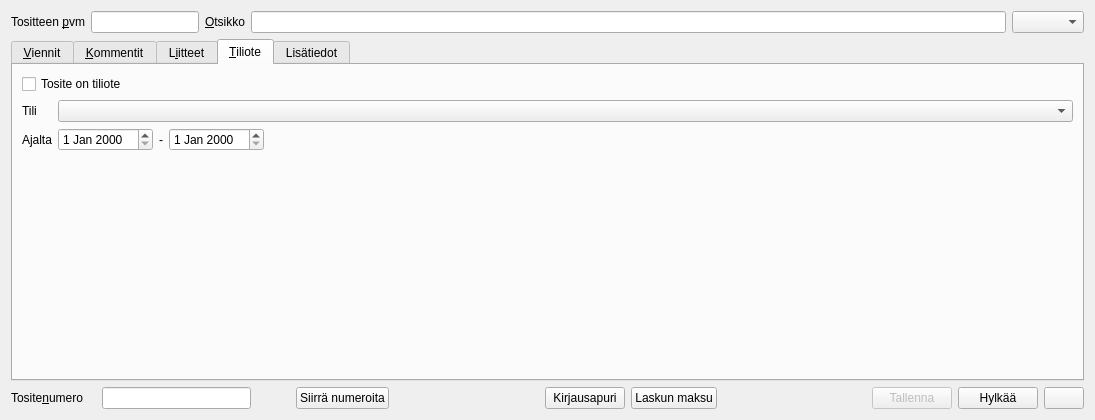
Above: kitupiikki/kirjaus/kirjaus.ui from artoh/kitupiikki before the change. Below: the same form after it.
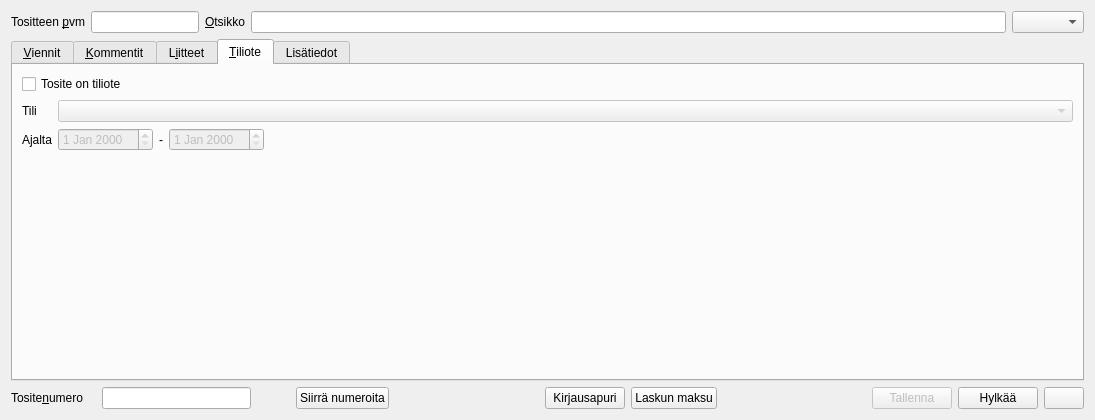
That is the form after the change. The open tabs and pages were chosen to show the change. Icons and pictures are not drawn. Custom widgets are drawn as their Qt base class.

Commit message: Kirjauksen tabit enumilla

Diff of the .ui file:
```diff
--- a/kitupiikki/kirjaus/kirjaus.ui
+++ b/kitupiikki/kirjaus/kirjaus.ui
@@ -255,7 +255,11 @@
         </widget>
        </item>
        <item row="1" column="1">
-        <widget class="QComboBox" name="tiliotetiliCombo"/>
+        <widget class="QComboBox" name="tiliotetiliCombo">
+         <property name="enabled">
+          <bool>false</bool>
+         </property>
+        </widget>
        </item>
        <item row="2" column="0">
         <widget class="QLabel" name="label_4">
@@ -270,7 +274,11 @@
        <item row="2" column="1">
         <layout class="QHBoxLayout" name="horizontalLayout_5">
          <item>
-          <widget class="QDateEdit" name="tiliotealkaenEdit"/>
+          <widget class="QDateEdit" name="tiliotealkaenEdit">
+           <property name="enabled">
+            <bool>false</bool>
+           </property>
+          </widget>
          </item>
          <item>
           <widget class="QLabel" name="label_5">
@@ -283,7 +291,11 @@
           </widget>
          </item>
          <item>
-          <widget class="QDateEdit" name="tilioteloppuenEdit"/>
+          <widget class="QDateEdit" name="tilioteloppuenEdit">
+           <property name="enabled">
+            <bool>false</bool>
+           </property>
+          </widget>
          </item>
          <item>
           <spacer name="horizontalSpacer_3">
```
The commit also changes 2 other files.
